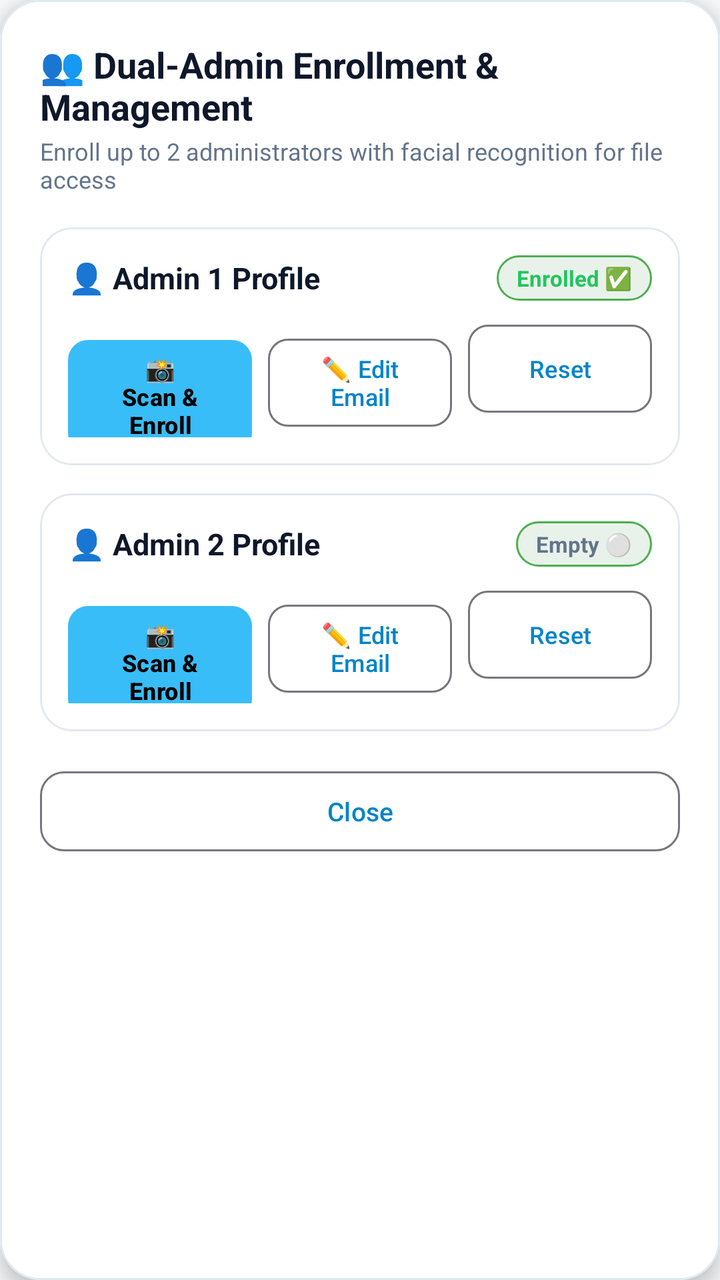
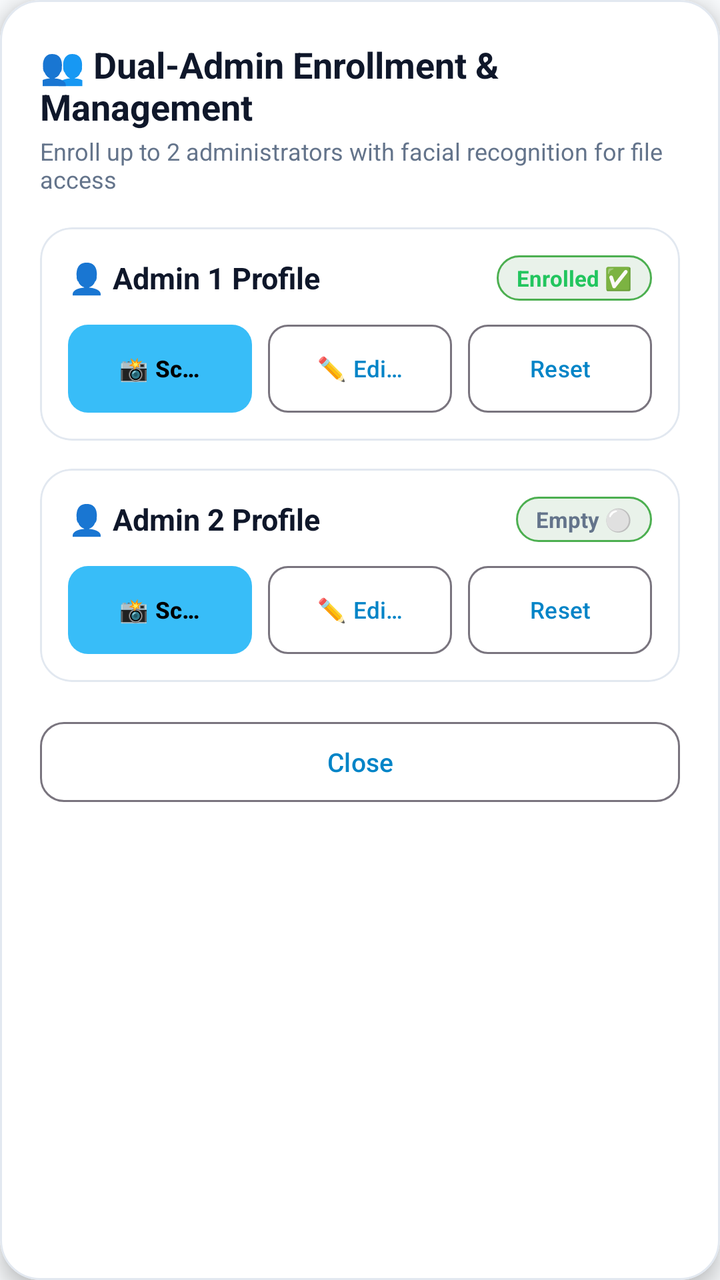

Before-and-after screenshots of an Android layout around one commit, followed by the original layout XML and the change that was made.
<!-- AndroidManifest.xml: application theme Theme.HoneyfileSecurity -->
<!-- res/layout/dialog_admin_management.xml -->
<?xml version="1.0" encoding="utf-8"?>
<com.google.android.material.card.MaterialCardView xmlns:android="http://schemas.android.com/apk/res/android"
    xmlns:app="http://schemas.android.com/apk/res-auto"
    android:layout_width="match_parent"
    android:layout_height="wrap_content"
    android:layout_margin="16dp"
    app:cardBackgroundColor="?attr/appCardColor"
    app:cardCornerRadius="20dp"
    app:cardElevation="6dp"
    app:strokeColor="?attr/appCardStrokeColor"
    app:strokeWidth="1dp">

    <LinearLayout
        android:layout_width="match_parent"
        android:layout_height="wrap_content"
        android:orientation="vertical"
        android:padding="20dp">

        <TextView
            android:layout_width="wrap_content"
            android:layout_height="wrap_content"
            android:text="👥 Dual-Admin Enrollment &amp; Management"
            android:textColor="?attr/appTextColorPrimary"
            android:textSize="18sp"
            android:textStyle="bold" />

        <TextView
            android:layout_width="wrap_content"
            android:layout_height="wrap_content"
            android:text="Enroll up to 2 administrators with facial recognition for file access"
            android:textColor="?attr/appTextColorSecondary"
            android:textSize="12sp"
            android:layout_marginTop="2dp"
            android:layout_marginBottom="16dp" />

        
        <com.google.android.material.card.MaterialCardView
            android:layout_width="match_parent"
            android:layout_height="wrap_content"
            android:layout_marginBottom="14dp"
            app:cardBackgroundColor="?attr/appCardColor"
            app:cardCornerRadius="16dp"
            app:cardElevation="0dp"
            app:strokeColor="?attr/appCardStrokeColor"
            app:strokeWidth="1dp">

            <LinearLayout
                android:layout_width="match_parent"
                android:layout_height="wrap_content"
                android:orientation="vertical"
                android:padding="14dp">

                <LinearLayout
                    android:layout_width="match_parent"
                    android:layout_height="wrap_content"
                    android:orientation="horizontal"
                    android:gravity="center_vertical">

                    <LinearLayout
                        android:layout_width="0dp"
                        android:layout_height="wrap_content"
                        android:layout_weight="1"
                        android:orientation="vertical">

                        <TextView
                            android:layout_width="wrap_content"
                            android:layout_height="wrap_content"
                            android:text="👤 Admin 1 Profile"
                            android:textColor="?attr/appTextColorPrimary"
                            android:textSize="15sp"
                            android:textStyle="bold" />

                        <TextView
                            android:id="@+id/tvAdmin1Email"
                            android:layout_width="wrap_content"
                            android:layout_height="wrap_content"
                            android:text="📧 No email registered"
                            android:textColor="?attr/appTextColorSecondary"
                            android:textSize="11sp"
                            android:visibility="gone"
                            android:ellipsize="end"
                            android:maxLines="1"
                            android:layout_marginTop="2dp" />

                    </LinearLayout>

                    <TextView
                        android:id="@+id/tvAdmin1Status"
                        android:layout_width="wrap_content"
                        android:layout_height="wrap_content"
                        android:text="Enrolled ✅"
                        android:textColor="@color/success_green"
                        android:textSize="11sp"
                        android:textStyle="bold"
                        android:paddingHorizontal="10dp"
                        android:paddingVertical="4dp"
                        android:background="@drawable/badge_rounded_green" />

                </LinearLayout>

                <LinearLayout
                    android:layout_width="match_parent"
                    android:layout_height="wrap_content"
                    android:orientation="horizontal"
                    android:layout_marginTop="12dp">

                    <com.google.android.material.button.MaterialButton
                        android:id="@+id/btnEnrollAdmin1"
                        android:layout_width="0dp"
                        android:layout_height="wrap_content"
                        android:minHeight="44dp"
                        android:layout_weight="1"
                        android:text="📸 Scan &amp; Enroll"
                        android:textColor="@color/black"
                        android:textSize="12sp"
                        android:textStyle="bold"
                        android:insetTop="0dp"
                        android:insetBottom="0dp"
                        app:backgroundTint="@color/primary_accent"
                        app:cornerRadius="10dp" />

                    <com.google.android.material.button.MaterialButton
                        android:id="@+id/btnEditEmailAdmin1"
                        style="@style/Widget.Material3.Button.OutlinedButton"
                        android:layout_width="0dp"
                        android:layout_height="wrap_content"
                        android:minHeight="44dp"
                        android:layout_weight="1"
                        android:layout_marginStart="8dp"
                        android:text="✏️ Edit Email"
                        android:textSize="12sp"
                        android:insetTop="0dp"
                        android:insetBottom="0dp"
                        app:cornerRadius="10dp" />

                    <com.google.android.material.button.MaterialButton
                        android:id="@+id/btnClearAdmin1"
                        style="@style/Widget.Material3.Button.OutlinedButton"
                        android:layout_width="0dp"
                        android:layout_height="wrap_content"
                        android:minHeight="44dp"
                        android:layout_weight="1"
                        android:layout_marginStart="8dp"
                        android:text="Reset"
                        android:textSize="12sp"
                        android:insetTop="0dp"
                        android:insetBottom="0dp"
                        app:cornerRadius="10dp" />

                </LinearLayout>

            </LinearLayout>
        </com.google.android.material.card.MaterialCardView>

        
        <com.google.android.material.card.MaterialCardView
            android:layout_width="match_parent"
            android:layout_height="wrap_content"
            android:layout_marginBottom="16dp"
            app:cardBackgroundColor="?attr/appCardColor"
            app:cardCornerRadius="16dp"
            app:cardElevation="0dp"
            app:strokeColor="?attr/appCardStrokeColor"
            app:strokeWidth="1dp">

            <LinearLayout
                android:layout_width="match_parent"
                android:layout_height="wrap_content"
                android:orientation="vertical"
                android:padding="14dp">

                <LinearLayout
                    android:layout_width="match_parent"
                    android:layout_height="wrap_content"
                    android:orientation="horizontal"
                    android:gravity="center_vertical">

                    <LinearLayout
                        android:layout_width="0dp"
                        android:layout_height="wrap_content"
                        android:layout_weight="1"
                        android:orientation="vertical">

                        <TextView
                            android:layout_width="wrap_content"
                            android:layout_height="wrap_content"
                            android:text="👤 Admin 2 Profile"
                            android:textColor="?attr/appTextColorPrimary"
                            android:textSize="15sp"
                            android:textStyle="bold" />

                        <TextView
                            android:id="@+id/tvAdmin2Email"
                            android:layout_width="wrap_content"
                            android:layout_height="wrap_content"
                            android:text="📧 No email registered"
                            android:textColor="?attr/appTextColorSecondary"
                            android:textSize="11sp"
                            android:visibility="gone"
                            android:ellipsize="end"
                            android:maxLines="1"
                            android:layout_marginTop="2dp" />

                    </LinearLayout>

                    <TextView
                        android:id="@+id/tvAdmin2Status"
                        android:layout_width="wrap_content"
                        android:layout_height="wrap_content"
                        android:text="Empty ⚪"
                        android:textColor="?attr/appTextColorSecondary"
                        android:textSize="11sp"
                        android:textStyle="bold"
                        android:paddingHorizontal="10dp"
                        android:paddingVertical="4dp"
                        android:background="@drawable/badge_rounded_green" />

                </LinearLayout>

                <LinearLayout
                    android:layout_width="match_parent"
                    android:layout_height="wrap_content"
                    android:orientation="horizontal"
                    android:layout_marginTop="12dp">

                    <com.google.android.material.button.MaterialButton
                        android:id="@+id/btnEnrollAdmin2"
                        android:layout_width="0dp"
                        android:layout_height="wrap_content"
                        android:minHeight="44dp"
                        android:layout_weight="1"
                        android:text="📸 Scan &amp; Enroll"
                        android:textColor="@color/black"
                        android:textSize="12sp"
                        android:textStyle="bold"
                        android:insetTop="0dp"
                        android:insetBottom="0dp"
                        app:backgroundTint="@color/primary_accent"
                        app:cornerRadius="10dp" />

                    <com.google.android.material.button.MaterialButton
                        android:id="@+id/btnEditEmailAdmin2"
                        style="@style/Widget.Material3.Button.OutlinedButton"
                        android:layout_width="0dp"
                        android:layout_height="wrap_content"
                        android:minHeight="44dp"
                        android:layout_weight="1"
                        android:layout_marginStart="8dp"
                        android:text="✏️ Edit Email"
                        android:textSize="12sp"
                        android:insetTop="0dp"
                        android:insetBottom="0dp"
                        app:cornerRadius="10dp" />

                    <com.google.android.material.button.MaterialButton
                        android:id="@+id/btnClearAdmin2"
                        style="@style/Widget.Material3.Button.OutlinedButton"
                        android:layout_width="0dp"
                        android:layout_height="wrap_content"
                        android:minHeight="44dp"
                        android:layout_weight="1"
                        android:layout_marginStart="8dp"
                        android:text="Reset"
                        android:textSize="12sp"
                        android:insetTop="0dp"
                        android:insetBottom="0dp"
                        app:cornerRadius="10dp" />

                </LinearLayout>

            </LinearLayout>
        </com.google.android.material.card.MaterialCardView>

        
        <com.google.android.material.button.MaterialButton
            android:id="@+id/btnCloseAdminMgmt"
            style="@style/Widget.Material3.Button.OutlinedButton"
            android:layout_width="match_parent"
            android:layout_height="48dp"
            android:text="Close"
            android:textSize="13sp"
            app:cornerRadius="12dp" />

    </LinearLayout>

</com.google.android.material.card.MaterialCardView>
<!-- resources referenced by this layout -->
<resources>
  <color name="black">#FF000000</color>
  <color name="primary_accent">#38BDF8</color>
  <color name="success_green">#22C55E</color>
  <!-- drawable badge_rounded_green (drawable) -->
  <?xml version="1.0" encoding="utf-8"?>
  <shape xmlns:android="http://schemas.android.com/apk/res/android"
      android:shape="rectangle">
      <solid android:color="#1A2E7D32" />
      <corners android:radius="20dp" />
      <stroke
          android:width="1dp"
          android:color="#4CAF50" />
  </shape>
  <style name="Theme.HoneyfileSecurity" parent="Theme.Material3.DayNight.NoActionBar">
          <item name="colorPrimary">@color/primary_accent_light</item>
          <item name="colorOnPrimary">@color/white</item>
          <item name="colorSecondary">@color/teal_700</item>
          <item name="android:statusBarColor">@color/light_bg</item>
          <item name="android:windowBackground">@color/light_bg</item>
  
          
          <item name="appBackgroundColor">@color/light_bg</item>
          <item name="appCardColor">@color/light_card_bg</item>
          <item name="appCardStrokeColor">@color/light_card_stroke</item>
          <item name="appTextColorPrimary">@color/light_text_primary</item>
          <item name="appTextColorSecondary">@color/light_text_secondary</item>
      </style>
  <color name="primary_accent_light">#0284C7</color>
  <color name="white">#FFFFFFFF</color>
  <color name="teal_700">#FF018786</color>
  <color name="light_bg">#F8FAFC</color>
  <color name="light_card_bg">#FFFFFF</color>
  <color name="light_card_stroke">#E2E8F0</color>
  <color name="light_text_primary">#0F172A</color>
  <color name="light_text_secondary">#64748B</color>
</resources>

<!-- the commit's change to res/layout/dialog_admin_management.xml (unified diff, before → after) -->
@@ -112,8 +112,10 @@
                         android:layout_weight="1"
                         android:text="📸 Scan &amp; Enroll"
                         android:textColor="@color/black"
-                        android:textSize="12sp"
-                        android:textStyle="bold"
+                        android:textSize="11.5sp"
+                        android:textStyle="bold"
+                        android:singleLine="true"
+                        android:maxLines="1"
                         android:insetTop="0dp"
                         android:insetBottom="0dp"
                         app:backgroundTint="@color/primary_accent"
@@ -128,7 +130,9 @@
                         android:layout_weight="1"
                         android:layout_marginStart="8dp"
                         android:text="✏️ Edit Email"
-                        android:textSize="12sp"
+                        android:textSize="11.5sp"
+                        android:singleLine="true"
+                        android:maxLines="1"
                         android:insetTop="0dp"
                         android:insetBottom="0dp"
                         app:cornerRadius="10dp" />
@@ -142,7 +146,9 @@
                         android:layout_weight="1"
                         android:layout_marginStart="8dp"
                         android:text="Reset"
-                        android:textSize="12sp"
+                        android:textSize="11.5sp"
+                        android:singleLine="true"
+                        android:maxLines="1"
                         android:insetTop="0dp"
                         android:insetBottom="0dp"
                         app:cornerRadius="10dp" />
@@ -231,8 +237,10 @@
                         android:layout_weight="1"
                         android:text="📸 Scan &amp; Enroll"
                         android:textColor="@color/black"
-                        android:textSize="12sp"
-                        android:textStyle="bold"
+                        android:textSize="11.5sp"
+                        android:textStyle="bold"
+                        android:singleLine="true"
+                        android:maxLines="1"
                         android:insetTop="0dp"
                         android:insetBottom="0dp"
                         app:backgroundTint="@color/primary_accent"
@@ -247,7 +255,9 @@
                         android:layout_weight="1"
                         android:layout_marginStart="8dp"
                         android:text="✏️ Edit Email"
-                        android:textSize="12sp"
+                        android:textSize="11.5sp"
+                        android:singleLine="true"
+                        android:maxLines="1"
                         android:insetTop="0dp"
                         android:insetBottom="0dp"
                         app:cornerRadius="10dp" />
@@ -261,7 +271,9 @@
                         android:layout_weight="1"
                         android:layout_marginStart="8dp"
                         android:text="Reset"
-                        android:textSize="12sp"
+                        android:textSize="11.5sp"
+                        android:singleLine="true"
+                        android:maxLines="1"
                         android:insetTop="0dp"
                         android:insetBottom="0dp"
                         app:cornerRadius="10dp" />
